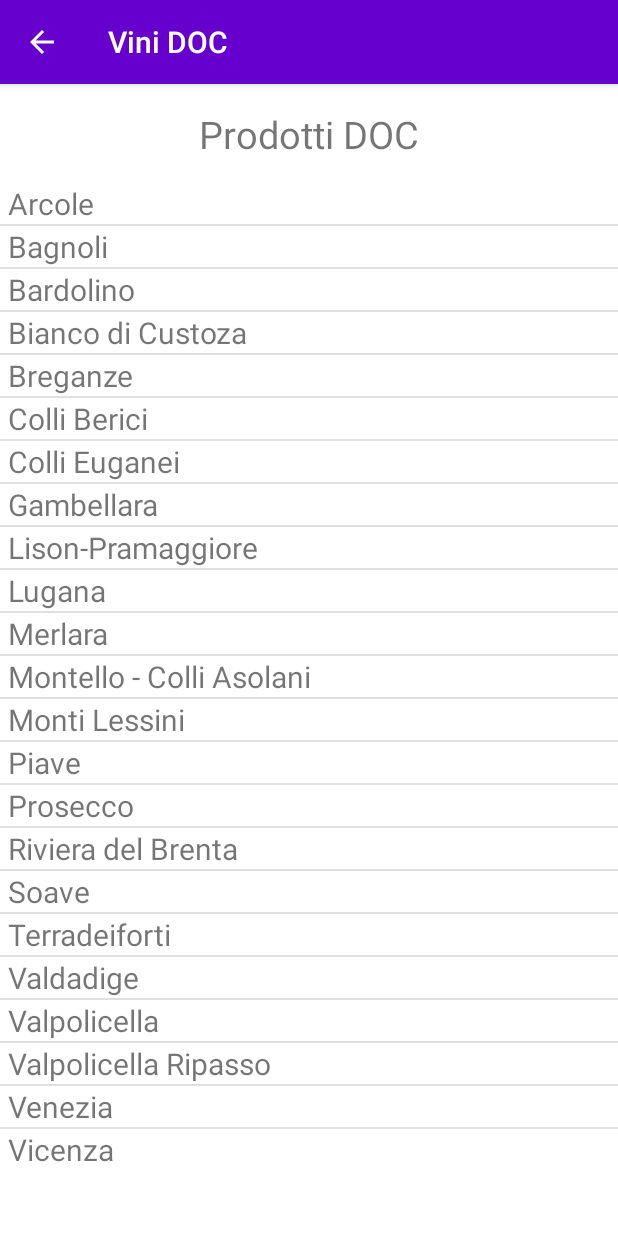
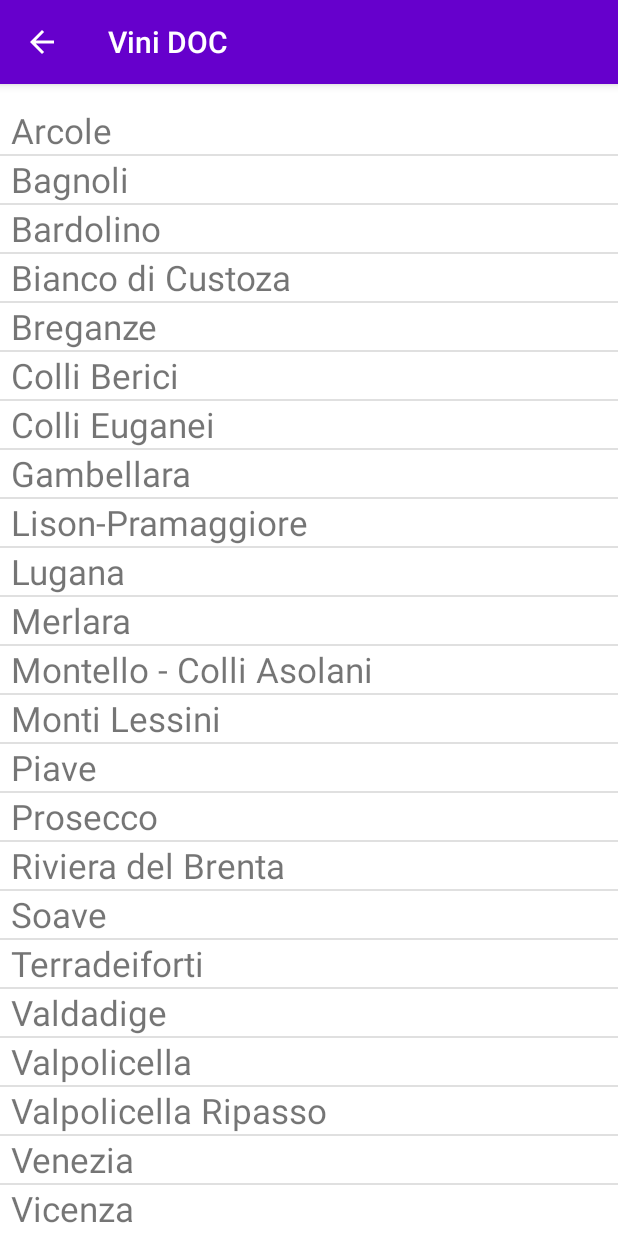
Before and after one commit to unive-ingsw2017/docteam, an Android app: the ListActivityDOC screen opened directly, with no data from a screen before it, on a phone screen of 412 x 824 dp. Run offline under Robolectric (Android 15) with nearby library versions, the phone set to English and light mode, and no system bars; libraries missing offline, so code that uses them is left out: it.unive.dais.

Commit message:
Add files via upload

```diff
--- a/src/app/src/main/res/layout/activity_list1.xml
+++ b/src/app/src/main/res/layout/activity_list1.xml
@@ -3,21 +3,10 @@
     android:layout_width="match_parent"
     android:layout_height="match_parent"
     android:background="#ffffff">
-    <TextView
-        android:id="@+id/textList1"
-        android:layout_width="wrap_content"
-        android:layout_height="wrap_content"
-        android:layout_alignParentTop="true"
-        android:layout_centerHorizontal="true"
-        android:layout_marginTop="16dp"
-        android:textSize="25dp"
-        android:text="Prodotti DOC" />
-
     <ListView
         android:id="@+id/listView1"
         android:layout_width="match_parent"
         android:layout_height="wrap_content"
-        android:layout_below="@+id/textList1"
         android:layout_centerHorizontal="true"
         android:layout_marginTop="15dp"
         android:clipToPadding="false"
--- a/src/app/src/main/res/layout/listview_item.xml
+++ b/src/app/src/main/res/layout/listview_item.xml
@@ -7,9 +7,9 @@
         android:id="@+id/vini"
         android:layout_width="wrap_content"
         android:layout_height="wrap_content"
-        android:paddingLeft="5dp"
+        android:paddingLeft="7dp"
         android:paddingRight="5dp"
-        android:textSize="20sp"
-        android:singleLine="true" />
+        android:textSize="23dp"
+        android:singleLine="false" />
 
 </RelativeLayout>
```
Also changed, not shown: src/app/src/main/res/layout/activity_list2.xml (+0 -11 lines), src/app/src/main/res/layout/singleitemview.xml (+0 -10 lines).
